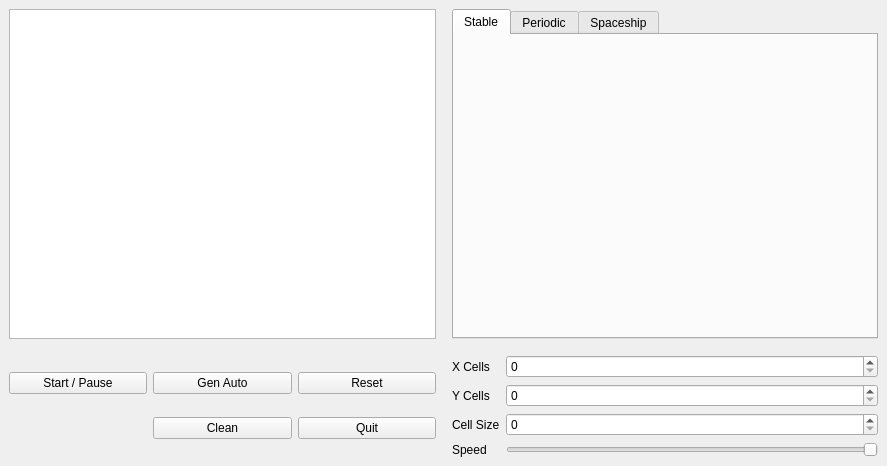
This is qtGol.ui in YopCoo/QtGOL as Qt 5 draws it before an edit. The edited form follows.
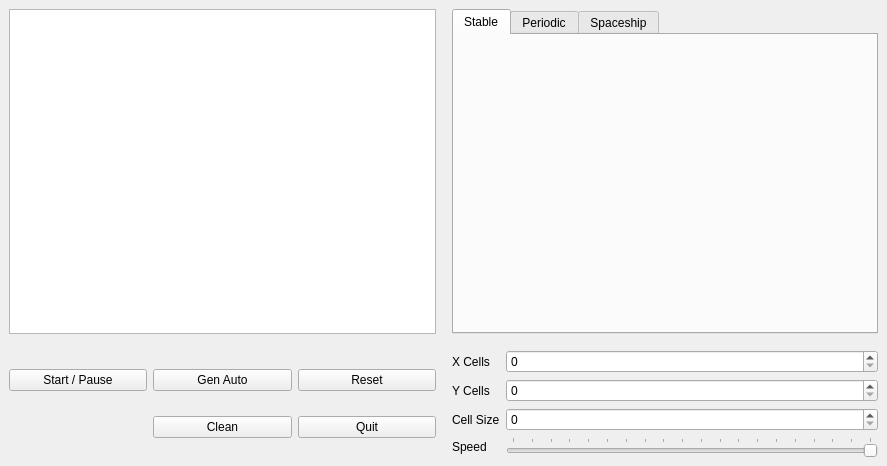
This is the edited form.

Commit message: cleaning code, red square start/stop

```diff
--- a/qtGol.ui
+++ b/qtGol.ui
@@ -88,6 +88,9 @@
           <property name="singleStep">
            <number>10</number>
           </property>
+          <property name="pageStep">
+           <number>50</number>
+          </property>
           <property name="tracking">
            <bool>false</bool>
           </property>
@@ -100,6 +103,12 @@
           <property name="invertedControls">
            <bool>true</bool>
           </property>
+          <property name="tickPosition">
+           <enum>QSlider::TicksAbove</enum>
+          </property>
+          <property name="tickInterval">
+           <number>50</number>
+          </property>
          </widget>
         </item>
         <item row="0" column="0">
```
The commit also changes 1 other file.
